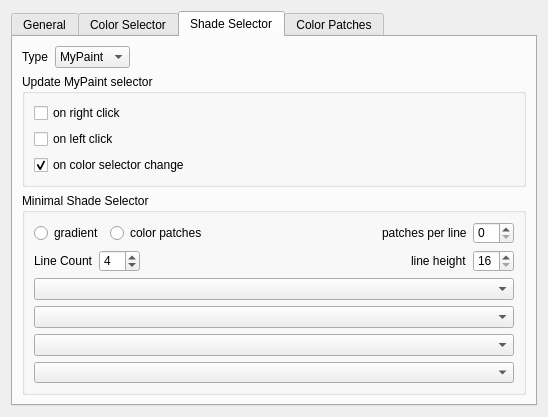
Old version of the form krita/plugins/extensions/dockers/colorselectorng/wdg_color_selector_settings.ui in the repository KDE/krita.
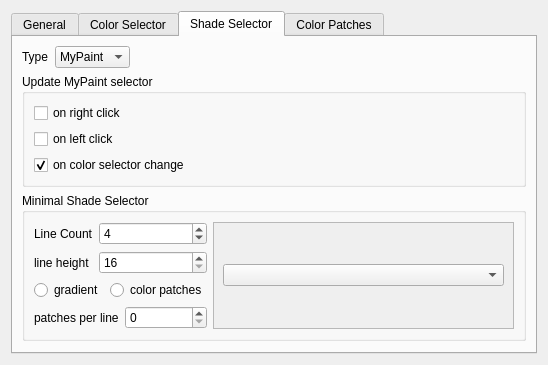
New version of the form. The open tabs and pages were chosen to show the change. Custom widgets are drawn as their Qt base class.

Commit message: more work on settings for minimal shade selector

Diff of the .ui file:
```diff
--- a/krita/plugins/extensions/dockers/colorselectorng/wdg_color_selector_settings.ui
+++ b/krita/plugins/extensions/dockers/colorselectorng/wdg_color_selector_settings.ui
@@ -7,14 +7,14 @@
     <x>0</x>
     <y>0</y>
     <width>514</width>
-    <height>408</height>
+    <height>357</height>
    </rect>
   </property>
   <property name="windowTitle">
    <string>Color Selector Settings</string>
   </property>
-  <layout class="QVBoxLayout" name="verticalLayout">
-   <item>
+  <layout class="QGridLayout" name="gridLayout_5">
+   <item row="0" column="0">
     <widget class="QTabWidget" name="tabWidget">
      <property name="currentIndex">
       <number>0</number>
@@ -320,122 +320,130 @@
        </item>
        <item>
         <widget class="QGroupBox" name="groupBox_7">
-         <property name="minimumSize">
-          <size>
-           <width>0</width>
-           <height>200</height>
-          </size>
-         </property>
          <property name="title">
           <string>Minimal Shade Selector</string>
          </property>
-         <layout class="QVBoxLayout" name="verticalLayout_12">
+         <layout class="QHBoxLayout" name="horizontalLayout_12">
           <item>
-           <layout class="QHBoxLayout" name="horizontalLayout_12">
+           <layout class="QVBoxLayout" name="verticalLayout">
             <item>
-             <widget class="QRadioButton" name="minimalShadeSelectorAsGradient">
-              <property name="text">
-               <string>gradient</string>
-              </property>
-             </widget>
+             <layout class="QFormLayout" name="formLayout_2">
+              <item row="0" column="0">
+               <widget class="QLabel" name="label_2">
+                <property name="text">
+                 <string>Line Count</string>
+                </property>
+               </widget>
+              </item>
+              <item row="0" column="1">
+               <widget class="QSpinBox" name="minimalShadeSelectorLineCount">
+                <property name="minimum">
+                 <number>1</number>
+                </property>
+                <property name="maximum">
+                 <number>10</number>
+                </property>
+                <property name="value">
+                 <number>4</number>
+                </property>
+               </widget>
+              </item>
+              <item row="1" column="0">
+               <widget class="QLabel" name="label_6">
+                <property name="text">
+                 <string>line height</string>
+                </property>
+               </widget>
+              </item>
+              <item row="1" column="1">
+               <widget class="QSpinBox" name="minimalShadeSelectorLineHeight">
+                <property name="minimum">
+                 <number>16</number>
+                </property>
+                <property name="maximum">
+                 <number>99</number>
+                </property>
+               </widget>
+              </item>
+             </layout>
             </item>
             <item>
-             <widget class="QRadioButton" name="minimalShadeSelectorAsColorPatches">
-              <property name="text">
-               <string>color patches</string>
-              </property>
-             </widget>
+             <layout class="QHBoxLayout" name="horizontalLayout_6">
+              <item>
+               <widget class="QRadioButton" name="minimalShadeSelectorAsGradient">
+                <property name="text">
+                 <string>gradient</string>
+                </property>
+               </widget>
+              </item>
+              <item>
+               <widget class="QRadioButton" name="minimalShadeSelectorAsColorPatches">
+                <property name="text">
+                 <string>color patches</string>
+                </property>
+               </widget>
+              </item>
+             </layout>
             </item>
             <item>
-             <spacer name="horizontalSpacer_4">
+             <layout class="QFormLayout" name="formLayout_3">
+              <item row="0" column="0">
+               <widget class="QLabel" name="label">
+                <property name="text">
+                 <string>patches per line</string>
+                </property>
+               </widget>
+              </item>
+              <item row="0" column="1">
+               <widget class="QSpinBox" name="minimalShadeSelectorPatchesPerLine"/>
+              </item>
+             </layout>
+            </item>
+            <item>
+             <spacer name="verticalSpacer_7">
               <property name="orientation">
-               <enum>Qt::Horizontal</enum>
+               <enum>Qt::Vertical</enum>
               </property>
               <property name="sizeHint" stdset="0">
                <size>
-                <width>40</width>
-                <height>20</height>
+                <width>20</width>
+                <height>0</height>
                </size>
               </property>
              </spacer>
             </item>
-            <item>
-             <widget class="QLabel" name="label">
-              <property name="text">
-               <string>patches per line</string>
-              </property>
-             </widget>
-            </item>
-            <item>
-             <widget class="QSpinBox" name="minimalShadeSelectorPatchesPerLine"/>
-            </item>
            </layout>
           </item>
           <item>
-           <layout class="QHBoxLayout" name="horizontalLayout_6">
-            <item>
-             <widget class="QLabel" name="label_2">
-              <property name="text">
-               <string>Line Count</string>
+           <widget class="QScrollArea" name="scrollArea">
+            <property name="widgetResizable">
+             <bool>true</bool>
+            </property>
+            <widget class="QWidget" name="scrollAreaWidgetContents">
+             <property name="geometry">
+              <rect>
+               <x>0</x>
+               <y>0</y>
+               <width>280</width>
+               <height>111</height>
+              </rect>
+             </property>
+             <layout class="QGridLayout" name="gridLayout_4">
+              <property name="topMargin">
+               <number>0</number>
               </property>
-             </widget>
-            </item>
-            <item>
-             <widget class="QSpinBox" name="minimalShadeSelectorLineCount">
-              <property name="minimum">
-               <number>1</number>
+              <property name="bottomMargin">
+               <number>0</number>
               </property>
-              <property name="maximum">
-               <number>10</number>
+              <property name="spacing">
+               <number>0</number>
               </property>
-              <property name="value">
-               <number>4</number>
-              </property>
-             </widget>
-            </item>
-            <item>
-             <spacer name="horizontalSpacer_5">
-              <property name="orientation">
-               <enum>Qt::Horizontal</enum>
-              </property>
-              <property name="sizeHint" stdset="0">
-               <size>
-                <width>40</width>
-                <height>20</height>
-               </size>
-              </property>
-             </spacer>
-            </item>
-            <item>
-             <widget class="QLabel" name="label_6">
-              <property name="text">
-               <string>line height</string>
-              </property>
-             </widget>
-            </item>
-            <item>
-             <widget class="QSpinBox" name="minimalShadeSelectorLineHeight">
-              <property name="minimum">
-               <number>16</number>
-              </property>
-              <property name="maximum">
-               <number>99</number>
-              </property>
-             </widget>
-            </item>
-           </layout>
-          </item>
-          <item>
-           <widget class="KisShadeSelectorLineComboBox" name="comboBox"/>
-          </item>
-          <item>
-           <widget class="KisShadeSelectorLineComboBox" name="comboBox_2"/>
-          </item>
-          <item>
-           <widget class="KisShadeSelectorLineComboBox" name="comboBox_4"/>
-          </item>
-          <item>
-           <widget class="KisShadeSelectorLineComboBox" name="comboBox_5"/>
+              <item row="0" column="0">
+               <widget class="KisShadeSelectorLinesSettings" name="minimalShadeSelectorLineSettings"/>
+              </item>
+             </layout>
+            </widget>
+           </widget>
           </item>
          </layout>
         </widget>
@@ -914,9 +922,9 @@
    <header>kis_color_selector_combo_box.h</header>
   </customwidget>
   <customwidget>
-   <class>KisShadeSelectorLineComboBox</class>
+   <class>KisShadeSelectorLinesSettings</class>
    <extends>QComboBox</extends>
-   <header>kis_shade_selector_line_combo_box.h</header>
+   <header>kis_shade_selector_lines_settings.h</header>
   </customwidget>
  </customwidgets>
  <resources/>
@@ -928,12 +936,12 @@
    <slot>setVisible(bool)</slot>
    <hints>
     <hint type="sourcelabel">
-     <x>83</x>
-     <y>65</y>
+     <x>368</x>
+     <y>174</y>
     </hint>
     <hint type="destinationlabel">
-     <x>79</x>
-     <y>68</y>
+     <x>303</x>
+     <y>234</y>
     </hint>
    </hints>
   </connection>
@@ -944,12 +952,12 @@
    <slot>setVisible(bool)</slot>
    <hints>
     <hint type="sourcelabel">
-     <x>83</x>
-     <y>65</y>
+     <x>368</x>
+     <y>174</y>
     </hint>
     <hint type="destinationlabel">
-     <x>86</x>
-     <y>68</y>
+     <x>426</x>
+     <y>234</y>
     </hint>
    </hints>
   </connection>
@@ -960,12 +968,12 @@
    <slot>setHidden(bool)</slot>
    <hints>
     <hint type="sourcelabel">
-     <x>83</x>
-     <y>65</y>
+     <x>368</x>
+     <y>174</y>
     </hint>
     <hint type="destinationlabel">
-     <x>79</x>
-     <y>68</y>
+     <x>303</x>
+     <y>262</y>
     </hint>
    </hints>
   </connection>
@@ -976,12 +984,12 @@
    <slot>setHidden(bool)</slot>
    <hints>
     <hint type="sourcelabel">
-     <x>83</x>
-     <y>65</y>
+     <x>368</x>
+     <y>174</y>
     </hint>
     <hint type="destinationlabel">
-     <x>86</x>
-     <y>68</y>
+     <x>426</x>
+     <y>262</y>
     </hint>
    </hints>
   </connection>
@@ -992,12 +1000,12 @@
    <slot>setHidden(bool)</slot>
    <hints>
     <hint type="sourcelabel">
-     <x>89</x>
-     <y>65</y>
+     <x>444</x>
+     <y>174</y>
     </hint>
     <hint type="destinationlabel">
-     <x>79</x>
-     <y>68</y>
+     <x>303</x>
+     <y>234</y>
     </hint>
    </hints>
   </connection>
@@ -1008,12 +1016,12 @@
    <slot>setHidden(bool)</slot>
    <hints>
     <hint type="sourcelabel">
-     <x>89</x>
-     <y>65</y>
+     <x>444</x>
+     <y>174</y>
     </hint>
     <hint type="destinationlabel">
-     <x>86</x>
-     <y>68</y>
+     <x>426</x>
+     <y>234</y>
     </hint>
    </hints>
   </connection>
@@ -1024,12 +1032,12 @@
    <slot>setVisible(bool)</slot>
    <hints>
     <hint type="sourcelabel">
-     <x>89</x>
-     <y>65</y>
+     <x>444</x>
+     <y>174</y>
     </hint>
     <hint type="destinationlabel">
-     <x>79</x>
-     <y>68</y>
+     <x>303</x>
+     <y>262</y>
     </hint>
    </hints>
   </connection>
@@ -1040,12 +1048,12 @@
    <slot>setVisible(bool)</slot>
    <hints>
     <hint type="sourcelabel">
-     <x>89</x>
-     <y>65</y>
+     <x>444</x>
+     <y>174</y>
     </hint>
     <hint type="destinationlabel">
-     <x>86</x>
-     <y>68</y>
+     <x>426</x>
+     <y>262</y>
     </hint>
    </hints>
   </connection>
@@ -1056,12 +1064,12 @@
    <slot>setVisible(bool)</slot>
    <hints>
     <hint type="sourcelabel">
-     <x>35</x>
-     <y>65</y>
+     <x>121</x>
+     <y>174</y>
     </hint>
     <hint type="destinationlabel">
-     <x>31</x>
-     <y>68</y>
+     <x>56</x>
+     <y>234</y>
     </hint>
    </hints>
   </connection>
@@ -1072,12 +1080,12 @@
    <slot>setVisible(bool)</slot>
    <hints>
     <hint type="sourcelabel">
-     <x>35</x>
-     <y>65</y>
+     <x>121</x>
+     <y>174</y>
     </hint>
     <hint type="destinationlabel">
-     <x>38</x>
-     <y>68</y>
+     <x>179</x>
+     <y>234</y>
     </hint>
    </hints>
   </connection>
@@ -1088,12 +1096,12 @@
    <slot>setHidden(bool)</slot>
    <hints>
     <hint type="sourcelabel">
-     <x>35</x>
-     <y>65</y>
+     <x>121</x>
+     <y>174</y>
     </hint>
     <hint type="destinationlabel">
-     <x>31</x>
-     <y>68</y>
+     <x>56</x>
+     <y>262</y>
     </hint>
    </hints>
   </connection>
@@ -1104,12 +1112,12 @@
    <slot>setHidden(bool)</slot>
    <hints>
     <hint type="sourcelabel">
-     <x>35</x>
-     <y>65</y>
+     <x>121</x>
+     <y>174</y>
     </hint>
     <hint type="destinationlabel">
-     <x>38</x>
-     <y>68</y>
+     <x>179</x>
+     <y>262</y>
     </hint>
    </hints>
   </connection>
@@ -1120,12 +1128,12 @@
    <slot>setHidden(bool)</slot>
    <hints>
     <hint type="sourcelabel">
-     <x>41</x>
-     <y>65</y>
+     <x>197</x>
+     <y>174</y>
     </hint>
     <hint type="destinationlabel">
-     <x>31</x>
-     <y>68</y>
+     <x>56</x>
+     <y>234</y>
     </hint>
    </hints>
   </connection>
@@ -1136,12 +1144,12 @@
    <slot>setHidden(bool)</slot>
    <hints>
     <hint type="sourcelabel">
-     <x>41</x>
-     <y>65</y>
+     <x>197</x>
+     <y>174</y>
     </hint>
     <hint type="destinationlabel">
-     <x>38</x>
-     <y>68</y>
+     <x>179</x>
+     <y>234</y>
     </hint>
    </hints>
   </connection>
@@ -1152,12 +1160,12 @@
    <slot>setVisible(bool)</slot>
    <hints>
     <hint type="sourcelabel">
-     <x>41</x>
-     <y>65</y>
+     <x>197</x>
+     <y>174</y>
     </hint>
     <hint type="destinationlabel">
-     <x>31</x>
-     <y>68</y>
+     <x>56</x>
+     <y>262</y>
     </hint>
    </hints>
   </connection>
@@ -1168,12 +1176,12 @@
    <slot>setVisible(bool)</slot>
    <hints>
     <hint type="sourcelabel">
-     <x>41</x>
-     <y>65</y>
+     <x>197</x>
+     <y>174</y>
     </hint>
     <hint type="destinationlabel">
-     <x>38</x>
-     <y>68</y>
+     <x>179</x>
+     <y>262</y>
     </hint>
    </hints>
   </connection>
@@ -1188,8 +1196,8 @@
      <y>63</y>
     </hint>
     <hint type="destinationlabel">
-     <x>46</x>
-     <y>60</y>
+     <x>63</x>
+     <y>145</y>
     </hint>
    </hints>
   </connection>
@@ -1200,12 +1208,12 @@
    <slot>setEnabled(bool)</slot>
    <hints>
     <hint type="sourcelabel">
-     <x>94</x>
-     <y>63</y>
+     <x>310</x>
+     <y>84</y>
     </hint>
     <hint type="destinationlabel">
-     <x>94</x>
-     <y>60</y>
+     <x>310</x>
+     <y>145</y>
     </hint>
    </hints>
   </connection>
@@ -1216,12 +1224,12 @@
    <slot>setEnabled(bool)</slot>
    <hints>
     <hint type="sourcelabel">
-     <x>90</x>
-     <y>64</y>
+     <x>310</x>
+     <y>202</y>
     </hint>
     <hint type="destinationlabel">
-     <x>90</x>
-     <y>64</y>
+     <x>310</x>
+     <y>266</y>
     </hint>
    </hints>
   </connection>
@@ -1232,12 +1240,12 @@
    <slot>setEnabled(bool)</slot>
    <hints>
     <hint type="sourcelabel">
-     <x>42</x>
-     <y>64</y>
+     <x>63</x>
+     <y>202</y>
     </hint>
     <hint type="destinationlabel">
-     <x>42</x>
-     <y>64</y>
+     <x>63</x>
+     <y>266</y>
     </hint>
    </hints>
   </connection>
@@ -1273,5 +1281,37 @@
     </hint>
    </hints>
   </connection>
+  <connection>
+   <sender>minimalShadeSelectorAsColorPatches</sender>
+   <signal>toggled(bool)</signal>
+   <receiver>minimalShadeSelectorPatchesPerLine</receiver>
+   <slot>setEnabled(bool)</slot>
+   <hints>
+    <hint type="sourcelabel">
+     <x>142</x>
+     <y>280</y>
+    </hint>
+    <hint type="destinationlabel">
+     <x>149</x>
+     <y>308</y>
+    </hint>
+   </hints>
+  </connection>
+  <connection>
+   <sender>minimalShadeSelectorAsGradient</sender>
+   <signal>toggled(bool)</signal>
+   <receiver>minimalShadeSelectorPatchesPerLine</receiver>
+   <slot>setDisabled(bool)</slot>
+   <hints>
+    <hint type="sourcelabel">
+     <x>69</x>
+     <y>278</y>
+    </hint>
+    <hint type="destinationlabel">
+     <x>137</x>
+     <y>312</y>
+    </hint>
+   </hints>
+  </connection>
  </connections>
 </ui>
```
The commit also changes 10 other files.
